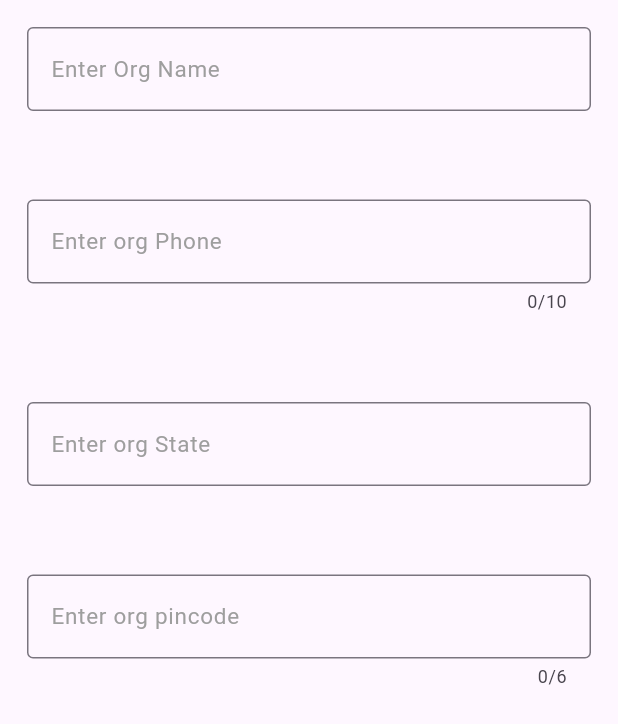
After one commit to SatyabrataTechouts/blood-donate-app-flutter, a Flutter app: the Register screen opened directly, after a tap on "Food Receiver org", on a phone screen of 412 x 824 dp. The commit adds this screen. Shown: the top 724 px of the screen. Run offline on Flutter 3.47's test engine with Material 2 defaults, Android fonts, the phone set to English and light mode, and no system bars; our stand-ins replace bloc, cloud_firestore, equatable, firebase_core, flutter_bloc, geocoding and 1 more; accounts and stored records are empty.

Commit message:
add dynamic input field

```diff
--- a/lib/components/custum_input.dart
+++ b/lib/components/custum_input.dart
@@ -4,11 +4,15 @@ class Input extends StatefulWidget {
   final controller;
   final String? Function(String?)? validator;
   final String placeholder;
-  const Input({
+  int? maxLength;
+  TextInputType? type;
+  Input({
     super.key,
     required this.controller,
     this.validator,
     required this.placeholder,
+    this.maxLength,
+    this.type,
   });
 
   @override
@@ -29,6 +33,8 @@ class _InputState extends State<Input> {
         validator: widget.validator,
         // textAlignVertical: TextAlignVertical.center,
         controller: widget.controller,
+        maxLength: widget.maxLength,
+        keyboardType: widget.type,
         decoration: InputDecoration(
           border: OutlineInputBorder(),
           errorText: errorText,
--- a/lib/screens/components/card_components.dart
+++ b/lib/screens/components/card_components.dart
@@ -66,7 +66,7 @@ class CardComponent extends StatelessWidget {
               onPressed: () => launch(
                 "tel://${mobile}",
               ),
-              icon: Icon(
+              icon: const Icon(
                 Icons.call,
               ),
             )
--- /dev/null
+++ b/lib/screens/food_reciver.dart
@@ -0,0 +1,87 @@
+import 'package:flutter/material.dart';
+import 'package:help_app/components/custum_input.dart';
+
+var orgName = TextEditingController();
+var orgPhone = TextEditingController();
+var orgState = TextEditingController();
+var orgPin = TextEditingController();
+String? nameValidator(String value) {
+  final bool nameValid = RegExp(r"^[A-Za-z]+$").hasMatch(value);
+  print('====$nameValid');
+  if (value.isEmpty) {
+    return "Please enter the above field";
+  } else if (!nameValid) {
+    return "Please enter a valid name";
+  }
+  return null;
+}
+
+String? phoneValidator(String value) {
+  if (value.length < 10 || value.isEmpty) {
+    return "Enter 10 digit number";
+  }
+  return null;
+}
+
+String? pinValidator(String value) {
+  if (value.length < 6 || value.isEmpty) {
+    return "Enter valid pin code";
+  }
+  return null;
+}
+
+List<Map<String, dynamic>> item = [
+  {
+    "name": orgName,
+    "controller": TextEditingController(),
+    "placeholder": "Enter Org Name",
+    "validator": (value) => nameValidator(value),
+  },
+  {
+    "name": "orgPhone",
+    "controller": TextEditingController(),
+    "placeholder": "Enter org Phone",
+    "validator": (value) => phoneValidator(value),
+    "maxLength": 10,
+    "type": TextInputType.number
+  },
+  {
+    "name": "orgState",
+    "controller": TextEditingController(),
+    "placeholder": "Enter org State"
+  },
+  {
+    "name": "orgPin",
+    "controller": TextEditingController(),
+    "placeholder": "Enter org pincode",
+    "maxLength": 6,
+    "type": TextInputType.number,
+    "validator": (value) => pinValidator(value),
+  },
+];
+
+class FoodReceiver extends StatelessWidget {
+  @override
+  Widget build(BuildContext context) {
+    // TODO: implement build
+    return Scaffold(
+      body: ListView.builder(
+        itemBuilder: (context, index) {
+          return Container(
+            padding: const EdgeInsets.all(
+              18,
+            ),
+            child: Input(
+              controller: item[index]['controler'],
+              placeholder: item[index]['placeholder'],
+              validator: item[index]['validator'],
+              maxLength: item[index]['maxLength'],
+              type: item[index]['type'],
+            ),
+          );
+        },
+        itemCount: item.length,
+      ),
+    );
+  }
+}
--- a/lib/screens/register_as_donter.dart
+++ b/lib/screens/register_as_donter.dart
@@ -1,5 +1,6 @@
 import 'package:flutter/material.dart';
 import 'package:help_app/components/custum_button.dart';
+import 'package:help_app/screens/food_reciver.dart';
 import 'package:help_app/screens/register_blood_donate.dart';
 
 class Register extends StatelessWidget {
@@ -32,13 +33,20 @@ class Register extends StatelessWidget {
                   },
                 ),
                 CustumButton(
-                  buttonName: "Food donate org",
+                  buttonName: "Food Receiver org",
                   height: 40,
                   width: 160,
                   color: Colors.orange,
                   radius: 12,
                   textColor: Colors.white,
-                  onTap: () {},
+                  onTap: () {
+                    Navigator.push(
+                      context,
+                      MaterialPageRoute(
+                        builder: (context) => FoodReceiver(),
+                      ),
+                    );
+                  },
                 ),
               ],
             ),
```
Also changed, not shown: lib/screens/home.dart (+11 -6 lines).
